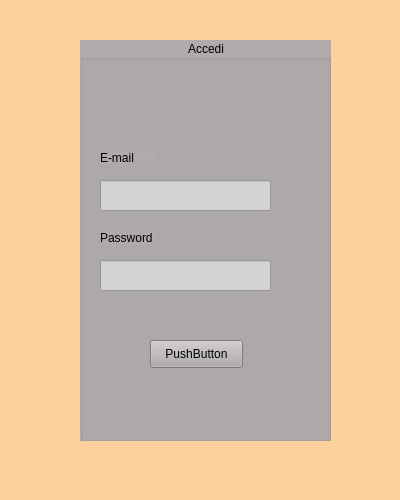
First picture: the form in Login/login.ui, repository ManuelMarrone/GestioneBowling, before the edit.
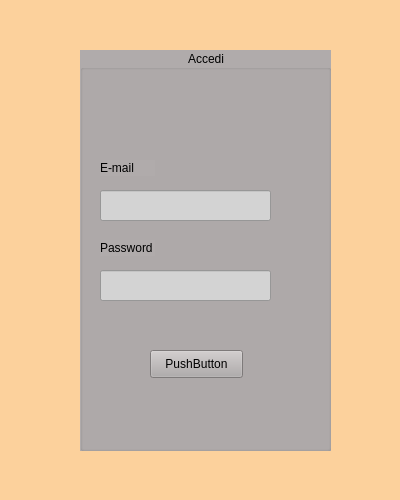
Second picture: the form after the edit.

```diff
--- a/Login/login.ui
+++ b/Login/login.ui
@@ -35,7 +35,7 @@
    <property name="geometry">
     <rect>
      <x>80</x>
-     <y>40</y>
+     <y>50</y>
      <width>251</width>
      <height>401</height>
     </rect>
```
